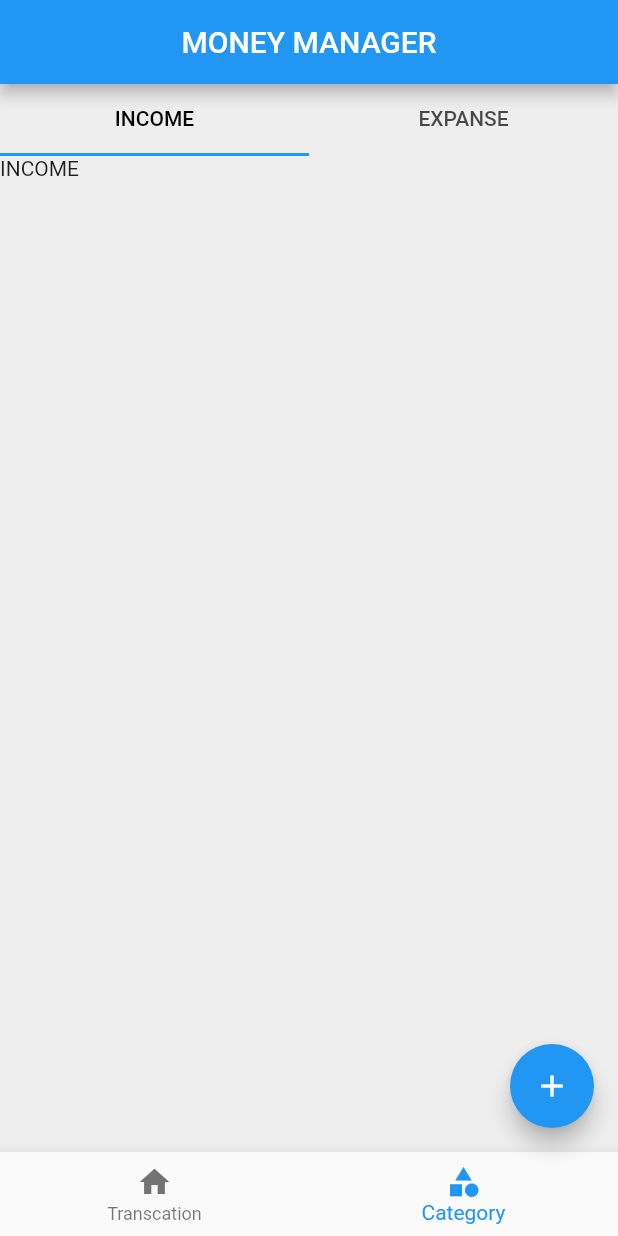
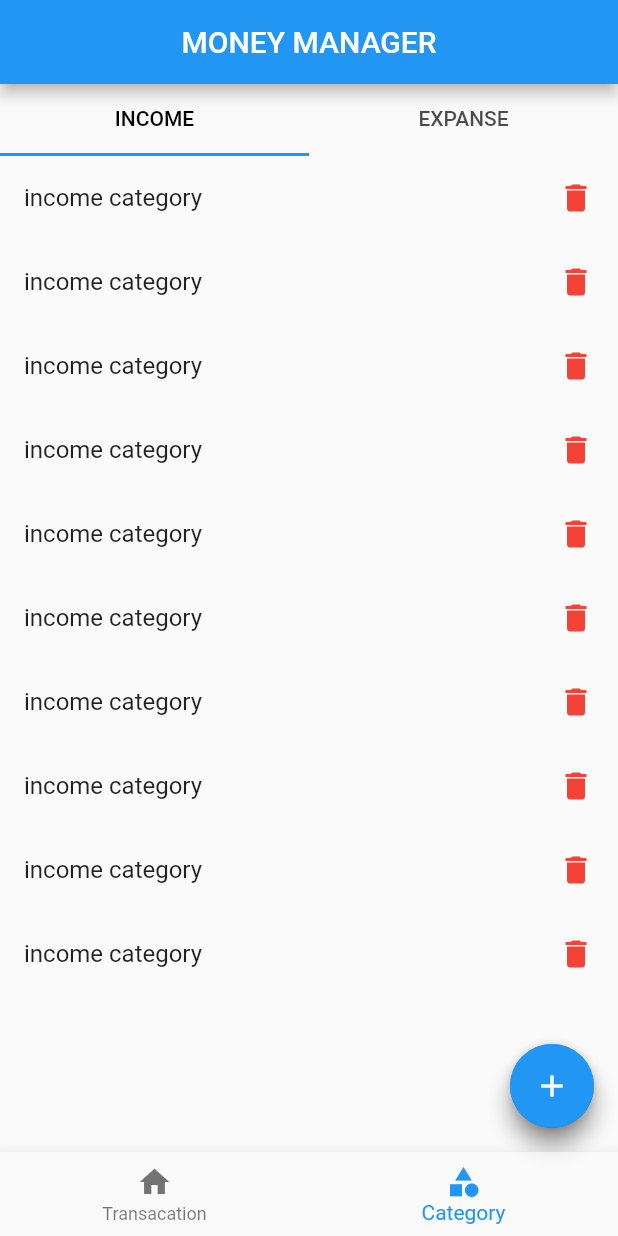
Before and after one commit to anilantony49/money-manager_FundFinder, a Flutter app: the screen it shows after launch, item 2 of the bottom bar chosen, on a phone screen of 412 x 824 dp. Run offline on Flutter 3.47's test engine with Material 2 defaults, Android fonts, the phone set to English and light mode, and no system bars.

Commit message:
category UI created

```diff
--- a/lib/homescreen.dart
+++ b/lib/homescreen.dart
@@ -1,5 +1,5 @@
 import 'package:flutter/material.dart';
-import 'package:flutter_application_1/screens/catagory.dart';
+import 'package:flutter_application_1/screens/category/catagory.dart';
 import 'package:flutter_application_1/screens/transcation.dart';
 
 class ScreenHome extends StatelessWidget {
@@ -30,7 +30,7 @@ class ScreenHome extends StatelessWidget {
                 },
                 items: const [
                   BottomNavigationBarItem(
-                      icon: Icon(Icons.home), label: 'Transcation'),
+                      icon: Icon(Icons.home), label: 'Transacation'),
                   BottomNavigationBarItem(
                       icon: Icon(Icons.category), label: 'Category'),
 
@@ -48,7 +48,8 @@ class ScreenHome extends StatelessWidget {
           }else{
               print("add category");
           }
-         showDialog(context:(context),
+         showDialog(
+          context:(context),
           builder: (context){
            return AlertDialog(
             actions: [
--- a/lib/screens/catagory.dart
+++ /dev/null
@@ -1,45 +0,0 @@
-import 'package:flutter/material.dart';
-
-class ScreenCatagory extends StatefulWidget {
-
-   ScreenCatagory({ Key? key }) : super(key: key);
-
-  @override
-  State<ScreenCatagory> createState() => _ScreenCatagoryState();
-}
-
-class _ScreenCatagoryState extends State<ScreenCatagory> with SingleTickerProviderStateMixin{
- late TabController _tabController;
-
- @override
-  void initState() {
-    _tabController=TabController(length: 2, vsync: this);
-    super.initState();
-  }
-
-  @override
-  Widget build(BuildContext context) {
-     return Column(
-       children: [
-         TabBar(tabs:const [
-              Tab(text: 'INCOME',),
-              Tab(text: 'EXPANSE',)
-         ],
-         controller: _tabController
-         ,
-          indicatorColor:Colors.blue,
-          labelColor: Colors.black,
-         ),
-         Expanded(
-           child: TabBarView(children: [
-            Text('INCOME'), Text('EXPANSE')
-           ],
-           controller: _tabController,
-           physics: ScrollPhysics(),
-           ),
-         )
-       ],
-     );
-
-  }
-}
--- /dev/null
+++ b/lib/screens/category/catagory.dart
@@ -0,0 +1,88 @@
+import 'package:flutter/material.dart';
+import 'package:flutter_application_1/screens/category/expanse.dart';
+import 'package:flutter_application_1/screens/category/income.dart';
+
+class ScreenCatagory extends StatefulWidget {
+
+   ScreenCatagory({ Key? key }) : super(key: key);
+
+  @override
+  State<ScreenCatagory> createState() => _ScreenCatagoryState();
+}
+
+class _ScreenCatagoryState extends State<ScreenCatagory> with SingleTickerProviderStateMixin{
+ late TabController _tabController;
+  ValueNotifier<int> bottomNavigation = ValueNotifier(0);
+  final textcontroller= TextEditingController();
+
+ @override
+  void initState() {
+    _tabController=TabController(length: 2, vsync: this);
+    super.initState();
+  }
+
+  @override
+  Widget build(BuildContext context) {
+     return Scaffold(
+     body: Column(
+         children: [
+           TabBar(tabs:const [
+                Tab(text: 'INCOME',),
+                Tab(text: 'EXPANSE',)
+           ],
+           controller: _tabController
+           ,
+            indicatorColor:Colors.blue,
+            labelColor: Colors.black,
+           ),
+           Expanded(
+             child: TabBarView(children: [
+             IncomePage(),ExpansePage()
+             ],
+             controller: _tabController,
+             physics: ScrollPhysics(),
+             ),
+           ),
+
+
+         ],
+       ),
+          floatingActionButton:FloatingActionButton(onPressed: (){
+          if(bottomNavigation==0){
+            print("add transaction");
+          }else{
+              print("add category");
+          }
+         showDialog(
+          context:(context),
+          builder: (context){
+           return AlertDialog(
+            actions: [
+            // title:Text('Add Category'),
+            Padding(
+              padding: const EdgeInsets.all(8.0),
+              child: TextFormField(
+                controller:textcontroller ,
+                decoration: InputDecoration(
+                  hintText: 'Category Name',
+                  border: OutlineInputBorder()
+                ),
+              ),
+
+            ),
+            Padding(
+              padding: const EdgeInsets.all(8.0),
+              child:ElevatedButton(onPressed: (){}, child:  Text('Add'))
+
+            )
+
+            ],
+            title: Text('Add Category'),
+            );
+          });
+         },
+         child: Center(child: Icon(Icons.add),),)
+     );
+
+  }
+}
--- /dev/null
+++ b/lib/screens/category/income.dart
@@ -0,0 +1,20 @@
+import 'package:flutter/material.dart';
+
+class IncomePage extends StatelessWidget {
+  const IncomePage({ Key? key }) : super(key: key);
+
+  @override
+  Widget build(BuildContext context) {
+    return ListView.separated(
+      itemBuilder: (context,index){
+        return ListTile(
+          title:Text('income category'),
+        trailing: Icon(Icons.delete,color: Colors.red,),
+        );
+      },
+      separatorBuilder: (context,index){
+        return SizedBox();
+      },
+      itemCount: 10);
+  }
+}
```
Also changed, not shown: lib/screens/category/expanse.dart (added, +20 -0 lines).
